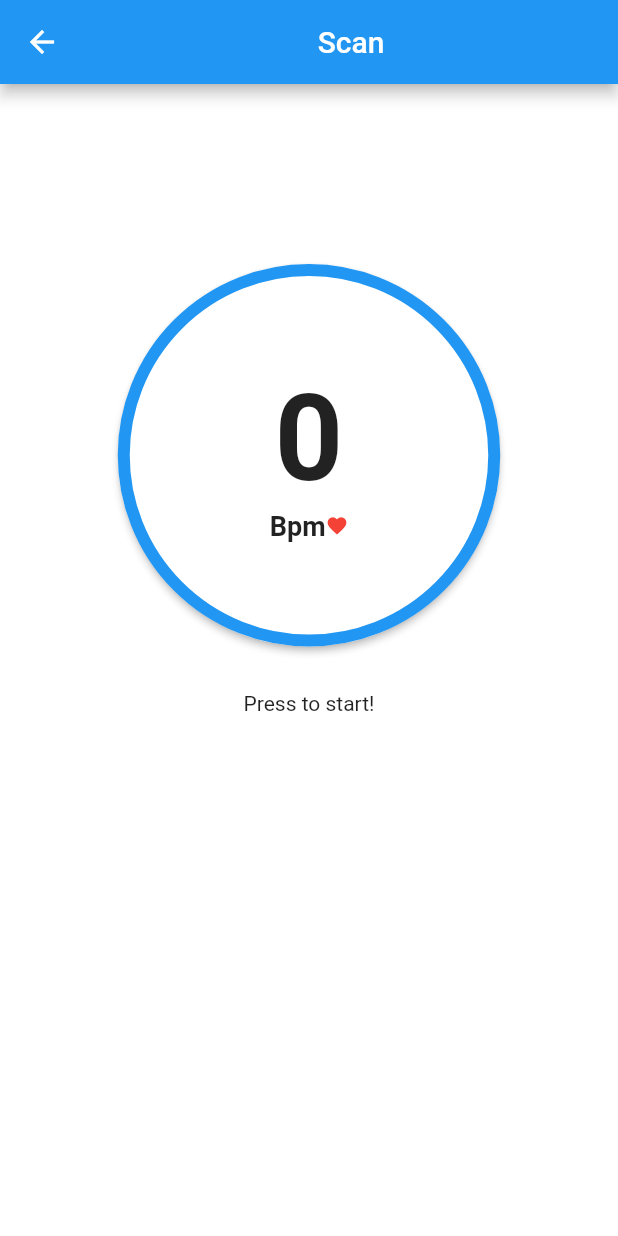
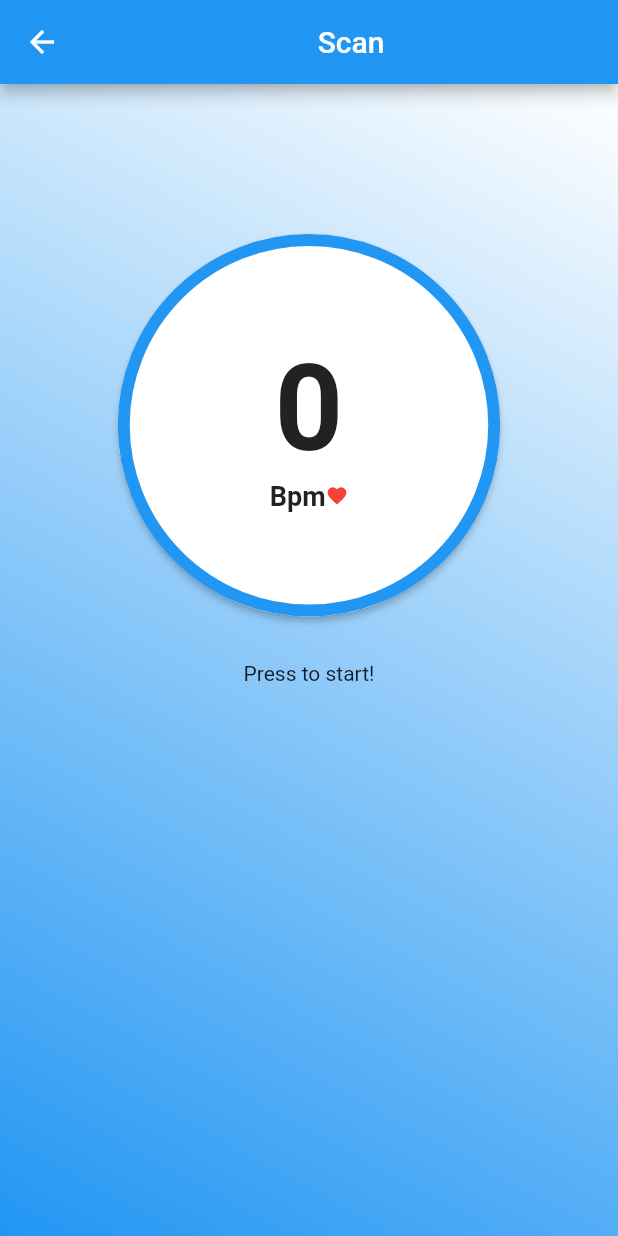
Before and after one commit to Chandra179/Heart_Rate, a Flutter app: the HeartSensor screen opened directly, on a phone screen of 412 x 824 dp. Run offline on Flutter 3.47's test engine with Material 2 defaults, Android fonts, the phone set to English and light mode, and no system bars; our stand-ins replace camera, cloud_firestore, firebase_auth, firebase_core, fl_chart, fluttertoast and 1 more; accounts and stored records are empty.

Commit message:
bg color

```diff
--- a/HeartRate/lib/pages/heartSensor.dart
+++ b/HeartRate/lib/pages/heartSensor.dart
@@ -77,11 +77,17 @@ class _HeartSensorState extends State<HeartSensor>
           elevation: 4,
         ),
         backgroundColor: Colors.white,
-        body: ListView(
+        body: Container(
+          decoration: BoxDecoration(
+              gradient: LinearGradient(
+                  begin: Alignment.topRight,
+                  end: Alignment.bottomLeft,
+                  colors: [Colors.white, Colors.blue])),
+          child: ListView(
             children: <Widget>[
               ///BPM INDICATOR
               Container(
-              padding: EdgeInsets.fromLTRB(0, 120, 0, 30),
+                padding: EdgeInsets.fromLTRB(0, 100, 0, 30),
                 child: RawMaterialButton(
                   onPressed: () {
                     if (_toggled) {
@@ -129,19 +135,22 @@ class _HeartSensorState extends State<HeartSensor>
               Center(
                 child: Visibility(visible: _StartScan, child: Text('Press to start!')),
               ),
+              Center(
+                child: Visibility(visible: _toggled, child: Text('Press to stop!')),
+              ),
 
               ///SHOWING LINE CHART OF SCANNING PROCESS
               Visibility(
                 visible: _ShowGraph,
                 child: Container(
                   child: SizedBox(
-                  height: 100,
-                  width: 150,
+                    height: 70,
+                    width: 130,
                     child: Container(
-                    margin: EdgeInsets.all(12),
+                      margin: EdgeInsets.fromLTRB(40, 12, 40, 0),
                       decoration: BoxDecoration(
                           borderRadius: BorderRadius.all(
-                          Radius.circular(18),
+                            Radius.circular(50),
                           ),
                           color: Colors.white),
                       child: Chart(_data),
@@ -150,6 +159,7 @@ class _HeartSensorState extends State<HeartSensor>
                 ),
               ),
             ],
+          ),
         ));
   }
 
```
Lines whose indentation alone changed are shown as unchanged.
